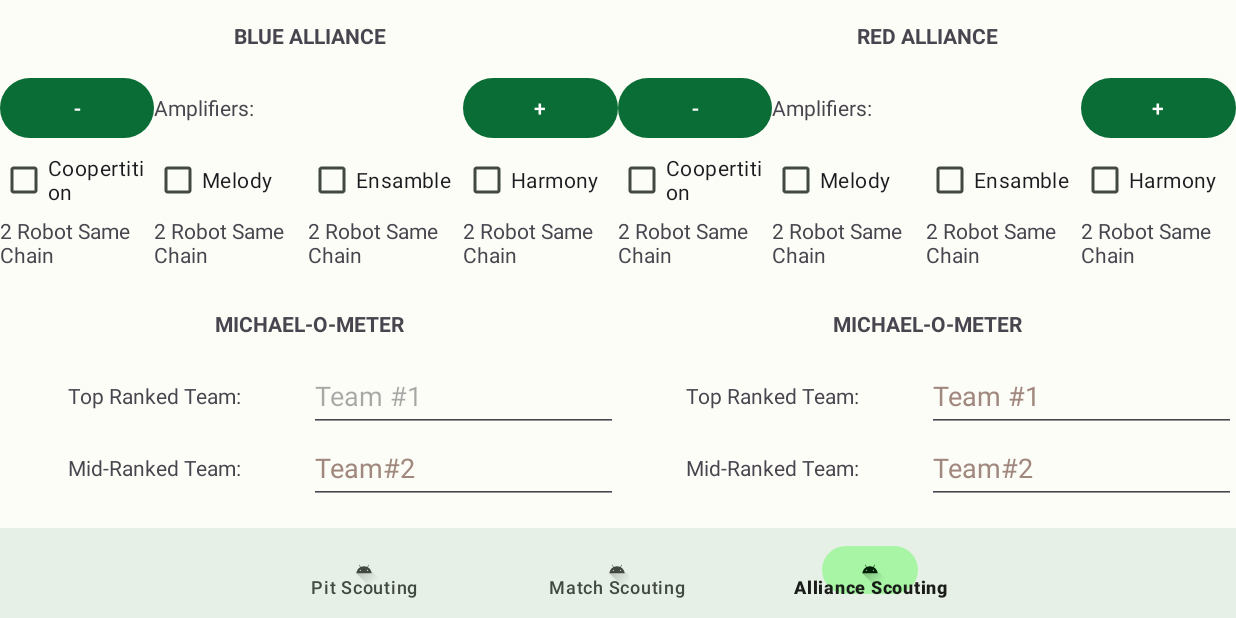
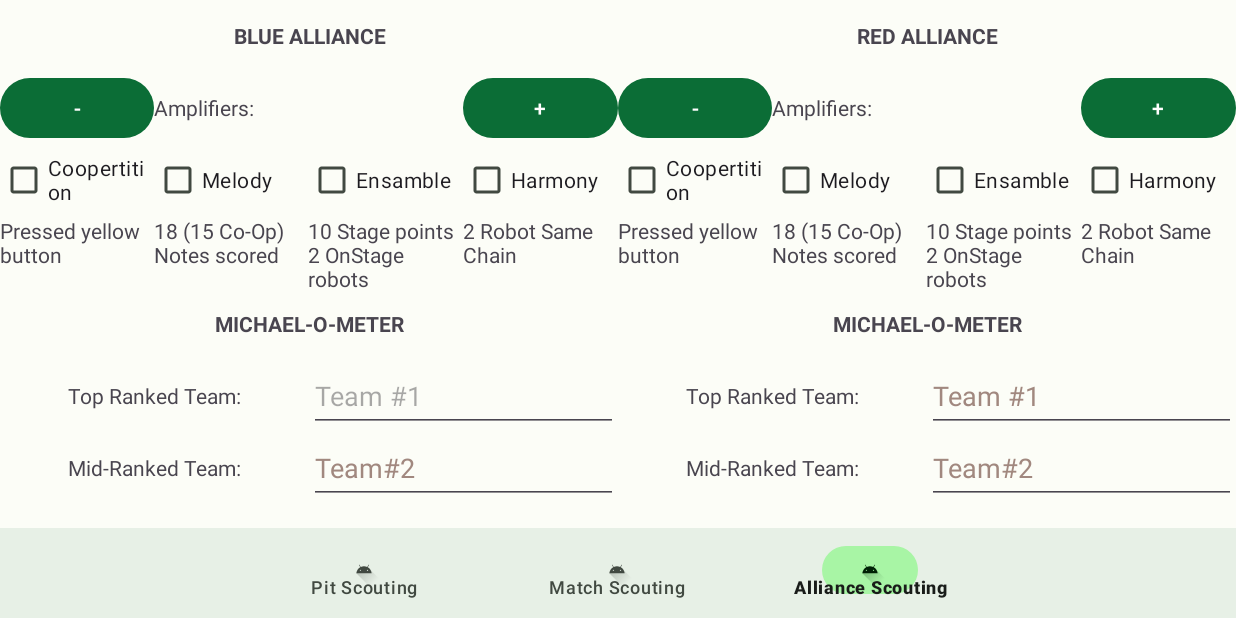
Before and after one commit to icrobotics-team167/2024-Scouting, an Android app: the AllianceScoutingFragment screen opened through its navigation route, on a phone screen of 824 x 412 dp (held sideways). Run offline under Robolectric (Android 15) with nearby library versions, the phone set to English and light mode, and no system bars; our stand-ins replace Room's generated code, navigation-ui; 15 statements that could not run were skipped.

Commit message:
Alliance check boxed now have the proper descriptions.
yorp.
-௹

```diff
--- a/app/src/main/res/layout/fragment_alliance_scouting.xml
+++ b/app/src/main/res/layout/fragment_alliance_scouting.xml
@@ -103,25 +103,25 @@
                     android:layout_width="0dp"
                     android:layout_height="wrap_content"
                     android:layout_weight="1"
-                    android:text="@string/_2_robot_same_chain" />
+                    android:text="@string/co_op_desc" />
                 <TextView
                     android:id="@+id/blue_melody_desc"
                     android:layout_width="0dp"
                     android:layout_height="wrap_content"
                     android:layout_weight="1"
-                    android:text="@string/_2_robot_same_chain" />
+                    android:text="@string/melody_desc" />
                 <TextView
                     android:id="@+id/blue_ensamble_desc"
                     android:layout_width="0dp"
                     android:layout_height="wrap_content"
                     android:layout_weight="1"
-                    android:text="@string/_2_robot_same_chain" />
+                    android:text="@string/ensamble_desc" />
                 <TextView
                     android:id="@+id/blue_harmony_desc"
                     android:layout_width="0dp"
                     android:layout_height="wrap_content"
                     android:layout_weight="1"
-                    android:text="@string/_2_robot_same_chain" />
+                    android:text="@string/harmony_desc" />
             </LinearLayout>
             <LinearLayout
                 android:layout_width="match_parent"
@@ -293,25 +293,25 @@
                     android:layout_width="0dp"
                     android:layout_height="wrap_content"
                     android:layout_weight="1"
-                    android:text="@string/_2_robot_same_chain" />
+                    android:text="@string/co_op_desc" />
                 <TextView
                     android:id="@+id/red_melody_desc"
                     android:layout_width="0dp"
                     android:layout_height="wrap_content"
                     android:layout_weight="1"
-                    android:text="@string/_2_robot_same_chain" />
+                    android:text="@string/melody_desc" />
                 <TextView
                     android:id="@+id/red_ensamble_desc"
                     android:layout_width="0dp"
                     android:layout_height="wrap_content"
                     android:layout_weight="1"
-                    android:text="@string/_2_robot_same_chain" />
+                    android:text="@string/ensamble_desc" />
                 <TextView
                     android:id="@+id/red_harmony_desc"
                     android:layout_width="0dp"
                     android:layout_height="wrap_content"
                     android:layout_weight="1"
-                    android:text="@string/_2_robot_same_chain" />
+                    android:text="@string/harmony_desc" />
             </LinearLayout>
             <LinearLayout
                 android:layout_width="match_parent"
--- a/app/src/main/res/values/strings.xml
+++ b/app/src/main/res/values/strings.xml
@@ -21,7 +21,7 @@
     <string name="harmony">Harmony</string>
     <string name="_18_15_co_op_notes">18(15 co-op) Notes</string>
     <string name="_10_stage_points_2_onstage_robot">10 Stage Points 2 Onstage Robot</string>
-    <string name="_2_robot_same_chain">2 Robot Same Chain</string>
+    <string name="harmony_desc">2 Robot Same Chain</string>
     <string name="dec_button">-</string>
     <string name="inc_button">+</string>
     <string name="submit">Submit</string>
@@ -116,4 +116,7 @@
     <string name="top_ranked_team">Top Ranked Team:</string>
     <string name="mid_ranked_team">Mid-Ranked Team:</string>
     <string name="bottom_ranked_team">Bottom Ranked Team:</string>
+    <string name="ensamble_desc">10 Stage points 2 OnStage robots</string>
+    <string name="melody_desc">18 (15 Co-Op) Notes scored</string>
+    <string name="co_op_desc">Pressed yellow button</string>
 </resources>
```
